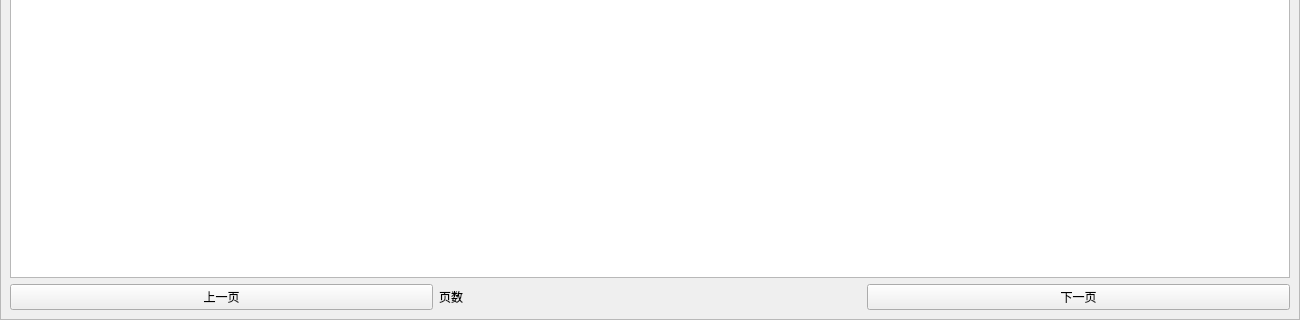
Above: gui/search.ui from mysondrink/qt1218 before the change; both pictures show x 0 to 1300 and y 480 to 800 of the 1300 by 800 pixel window. Below: the same form after it.
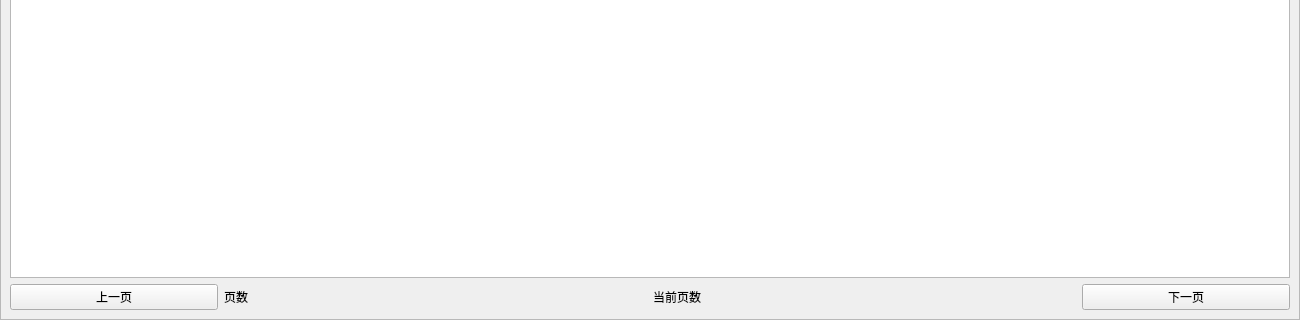
That is the form after the change.

Patch:
```diff
--- a/gui/search.ui
+++ b/gui/search.ui
@@ -95,6 +95,27 @@
           </property>
          </widget>
         </item>
+        <item>
+         <widget class="QLabel" name="total_label">
+          <property name="text">
+           <string/>
+          </property>
+         </widget>
+        </item>
+        <item>
+         <widget class="QLabel" name="label_3">
+          <property name="text">
+           <string>当前页数</string>
+          </property>
+         </widget>
+        </item>
+        <item>
+         <widget class="QLabel" name="page_label">
+          <property name="text">
+           <string/>
+          </property>
+         </widget>
+        </item>
         <item>
          <widget class="QPushButton" name="btnNext">
           <property name="text">
```
Left out of the diff: 2 changed lines with no effect on the pictures.
